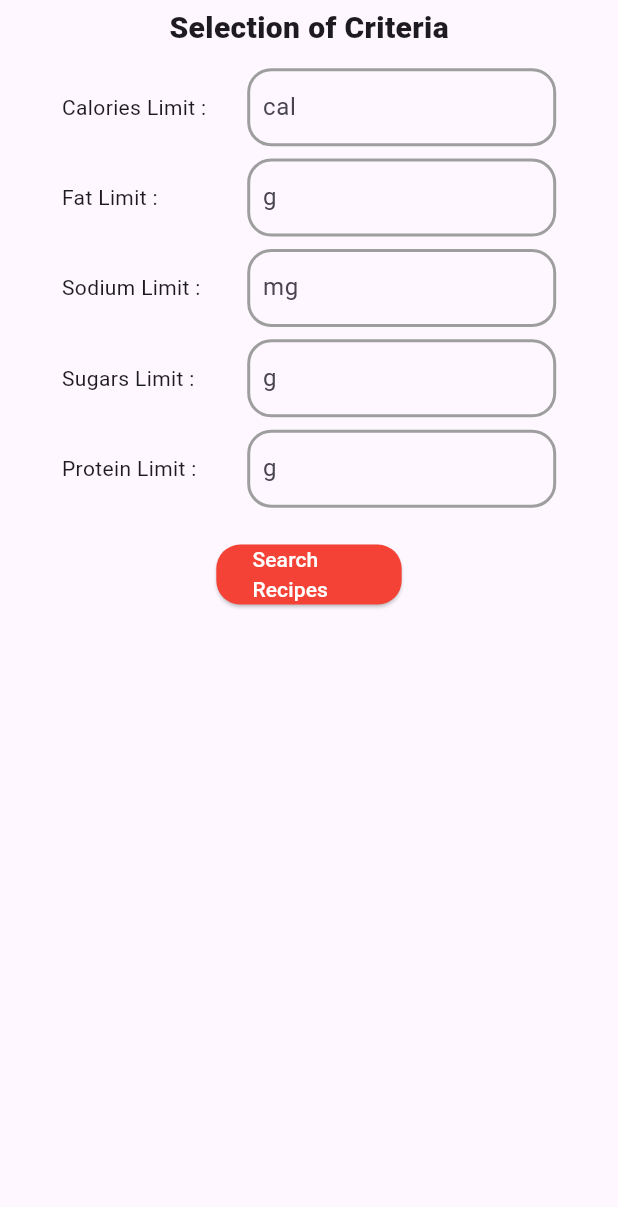
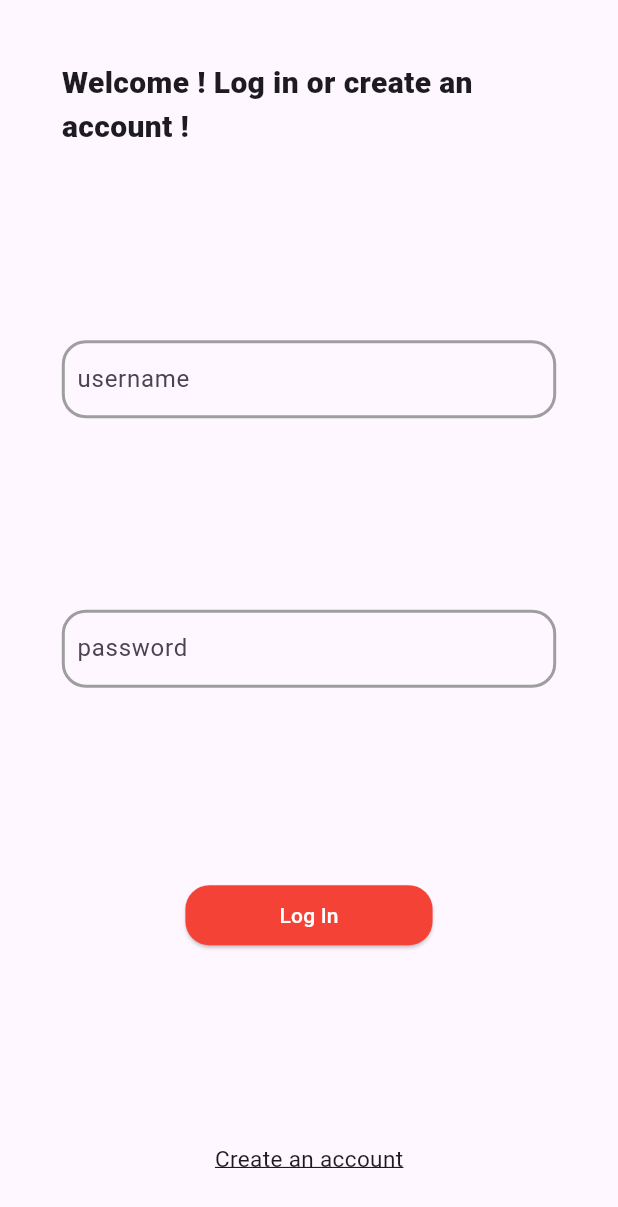
Before and after one commit to ArthurParriaud/masterproject, a Flutter app: the screen it shows after launch, on a phone screen of 412 x 824 dp. Shown: the top 1207 px of the screen. Run offline on Flutter 3.47's test engine with Material 3 defaults, Android fonts, the phone set to English and light mode, and no system bars.

Commit message:
avancement front

```diff
--- /dev/null
+++ b/lib/login_page.dart
@@ -0,0 +1,115 @@
+import 'package:flutter/material.dart';
+import 'package:masterprojectfront/my_text_field.dart';
+import 'package:masterprojectfront/registration_page.dart';
+import 'package:masterprojectfront/restriction_picker.dart';
+
+import 'button_widget.dart';
+
+class LoginPage extends StatefulWidget {
+
+  const LoginPage({super.key});
+
+  @override
+  State<LoginPage> createState() => LoginPageState();
+}
+
+class LoginPageState extends State<LoginPage>{
+
+
+  TextEditingController usernameEditingController = TextEditingController();
+  TextEditingController passwordEditingController = TextEditingController();
+
+  bool usernameHasError = false;
+  bool passwordHasError = false;
+  String errorMessage = "";
+
+  @override
+  void initState(){
+    super.initState();
+  }
+
+  @override
+  Widget build(BuildContext context){
+    return Scaffold(
+      body: Padding(
+        padding: EdgeInsets.symmetric(horizontal: MediaQuery.of(context).size.width*0.1, vertical: MediaQuery.of(context).size.width*0.1),
+        child: Column(
+          crossAxisAlignment: CrossAxisAlignment.center,
+          mainAxisAlignment: MainAxisAlignment.spaceBetween,
+          children: [
+            const Text(
+              "Welcome ! Log in or create an account !",
+              style: TextStyle(
+                  fontSize: 20,
+                  fontWeight: FontWeight.w800
+              ),
+            ),
+            MyTextField(textEditingController: usernameEditingController, hintText: "username", hasError: usernameHasError),
+            MyTextField(textEditingController: passwordEditingController, hintText: "password", hasError: passwordHasError, passwordField: true),
+            SizedBox(
+              width: MediaQuery.of(context).size.width*0.4,
+              child: MyTextButton(
+                text: "Log In",
+                onPressed: () async {
+
+                  usernameHasError = false;
+                  passwordHasError = false;
+                  errorMessage = "";
+
+                  if (usernameEditingController.text == ""){
+                    usernameHasError = true;
+                    errorMessage += "- username is empty !\n";
+                  }
+
+                  if (passwordEditingController.text == ""){
+                    passwordHasError = true;
+                    errorMessage += "- password is empty !\n";
+                  }
+
+                  if (usernameHasError || passwordHasError){
+                    if (mounted){
+                      showDialog(context: context, builder: (context){
+                        return AlertDialog(
+                          title: const Text('Error'),
+                          content: Text(errorMessage),
+                          actions: <Widget>[
+                            TextButton(child: const Text('Close'),onPressed: () {
+                              Navigator.of(context).pop();
+                            },)
+                          ],
+                        );
+                      });
+                    }
+                  } else {
+                    Navigator.pushReplacement(
+                      context,
+                      MaterialPageRoute(builder: (context) => const RestrictionPicker())
+                    );
+                  }
+
+
+                },
+              ),
+            ),
+            InkWell(
+              onTap: () {
+                Navigator.push(
+                    context,
+                    MaterialPageRoute(builder: (context) => const RegistrationPage())
+                );
+              },
+              child: const Text(
+                "Create an account",
+                style: TextStyle(
+                    fontSize: 15,
+                    fontWeight: FontWeight.w400,
+                    decoration: TextDecoration.underline
+                ),
+              ),
+            ),
+          ],
+        ),
+      ),
+    );
+  }
+}
--- a/lib/main.dart
+++ b/lib/main.dart
@@ -1,5 +1,5 @@
 import 'package:flutter/material.dart';
-import 'package:masterprojectfront/restriction_picker.dart';
+import 'package:masterprojectfront/login_page.dart';
 
 void main() {
   runApp(const MyApp());
@@ -15,7 +15,7 @@ class MyApp extends StatelessWidget {
         colorScheme: ColorScheme.fromSeed(seedColor: Colors.deepPurple),
         useMaterial3: true,
       ),
-      home: const RestrictionPicker(),
+      home: const LoginPage(),
     );
   }
 }
--- a/lib/limit_setter_widget.dart
+++ b/lib/my_text_field.dart
@@ -1,24 +1,26 @@
 import 'package:flutter/material.dart';
 
-class LimitSetter extends StatefulWidget{
+class MyTextField extends StatefulWidget{
 
   final TextEditingController textEditingController;
   final bool hasError;
-  final String hintText;
+  final String? hintText;
+  final bool? passwordField;
 
-  const LimitSetter({
+  const MyTextField({
     super.key,
     required this.textEditingController,
-    required this.hintText,
-    required this.hasError
+    this.hintText,
+    required this.hasError,
+    this.passwordField
   });
 
   @override
-  State<LimitSetter> createState() => LimitSetterState();
+  State<MyTextField> createState() => MyTextFieldState();
 
 }
 
-class LimitSetterState extends State<LimitSetter>{
+class MyTextFieldState extends State<MyTextField>{
 
   @override
   Widget build(BuildContext context){
@@ -41,8 +43,9 @@ class LimitSetterState extends State<LimitSetter>{
             widget.textEditingController.text = value;
             widget.textEditingController.selection = TextSelection.fromPosition(TextPosition(offset: cursorPos));
           },
+          obscureText: widget.passwordField ?? false,
           decoration: InputDecoration(
-              hintText: widget.hintText,
+              hintText: widget.hintText ?? "",
               border: InputBorder.none,
               focusedBorder: InputBorder.none,
               focusedErrorBorder: InputBorder.none
--- a/lib/restriction_picker.dart
+++ b/lib/restriction_picker.dart
@@ -1,6 +1,6 @@
 import 'package:flutter/material.dart';
 import 'package:masterprojectfront/button_widget.dart';
-import 'package:masterprojectfront/limit_setter_widget.dart';
+import 'package:masterprojectfront/my_text_field.dart';
 
 class RestrictionPicker extends StatefulWidget {
 
@@ -59,7 +59,7 @@ class RestrictionPickerState extends State<RestrictionPicker>{
                 SizedBox(width: MediaQuery.of(context).size.width*0.05),
                 SizedBox(
                   width: MediaQuery.of(context).size.width*0.5,
-                  child: LimitSetter(textEditingController: caloriesLimiterText, hintText: "cal", hasError: caloriesHasError),
+                  child: MyTextField(textEditingController: caloriesLimiterText, hintText: "cal", hasError: caloriesHasError),
                 )
               ],
             ),
@@ -71,7 +71,7 @@ class RestrictionPickerState extends State<RestrictionPicker>{
                 SizedBox(width: MediaQuery.of(context).size.width*0.05),
                 SizedBox(
                   width: MediaQuery.of(context).size.width*0.5,
-                  child: LimitSetter(textEditingController: fatLimiterText, hintText: "g", hasError: fatHasError),
+                  child: MyTextField(textEditingController: fatLimiterText, hintText: "g", hasError: fatHasError),
                 )
               ],
             ),
@@ -83,7 +83,7 @@ class RestrictionPickerState extends State<RestrictionPicker>{
                 SizedBox(width: MediaQuery.of(context).size.width*0.05),
                 SizedBox(
                   width: MediaQuery.of(context).size.width*0.5,
-                  child: LimitSetter(textEditingController: sodiumLimiterText, hintText: "mg", hasError: sodiumHasError),
+                  child: MyTextField(textEditingController: sodiumLimiterText, hintText: "mg", hasError: sodiumHasError),
                 )
               ],
             ),
@@ -95,7 +95,7 @@ class RestrictionPickerState extends State<RestrictionPicker>{
                 SizedBox(width: MediaQuery.of(context).size.width*0.05),
                 SizedBox(
                   width: MediaQuery.of(context).size.width*0.5,
-                  child: LimitSetter(textEditingController: sugarsLimiterText, hintText: "g", hasError: sugarsHasError),
+                  child: MyTextField(textEditingController: sugarsLimiterText, hintText: "g", hasError: sugarsHasError),
                 )
               ],
             ),
@@ -107,7 +107,7 @@ class RestrictionPickerState extends State<RestrictionPicker>{
                 SizedBox(width: MediaQuery.of(context).size.width*0.05),
                 SizedBox(
                   width: MediaQuery.of(context).size.width*0.5,
-                  child: LimitSetter(textEditingController: proteinLimiterText, hintText: "g", hasError: proteinHasError),
+                  child: MyTextField(textEditingController: proteinLimiterText, hintText: "g", hasError: proteinHasError),
                 )
               ],
             ),
```
Also changed, not shown: lib/recipe_style_page.dart (added, +22 -0 lines), lib/registration_page.dart (added, +177 -0 lines), pubspec.lock, 1 other file.
